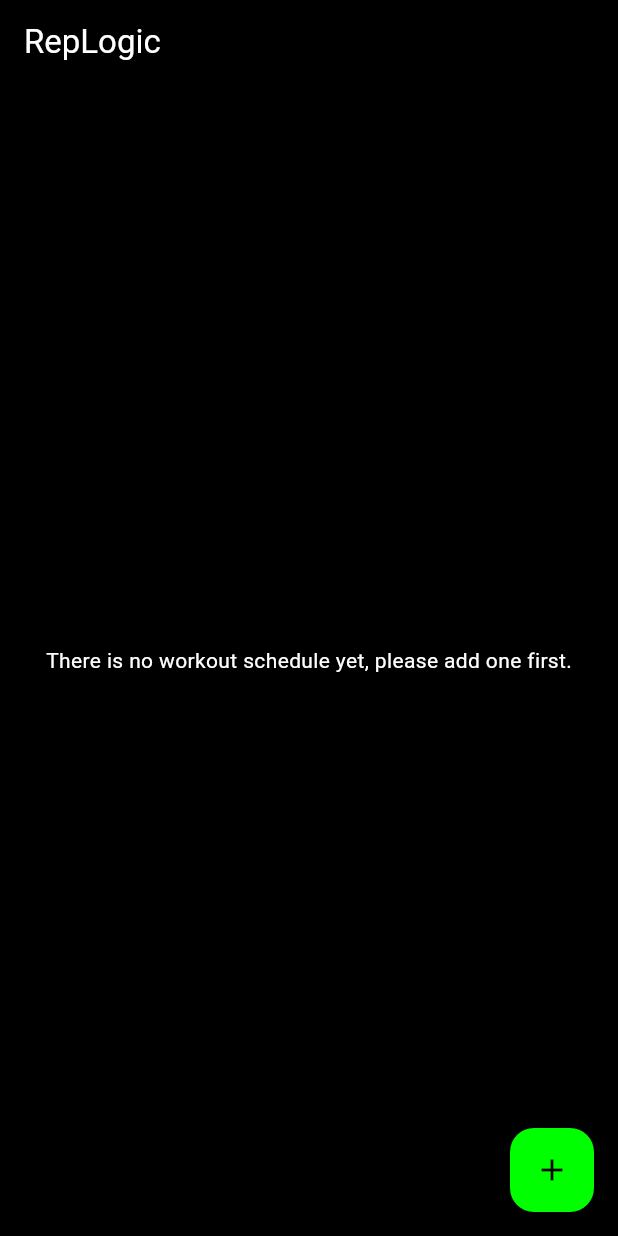
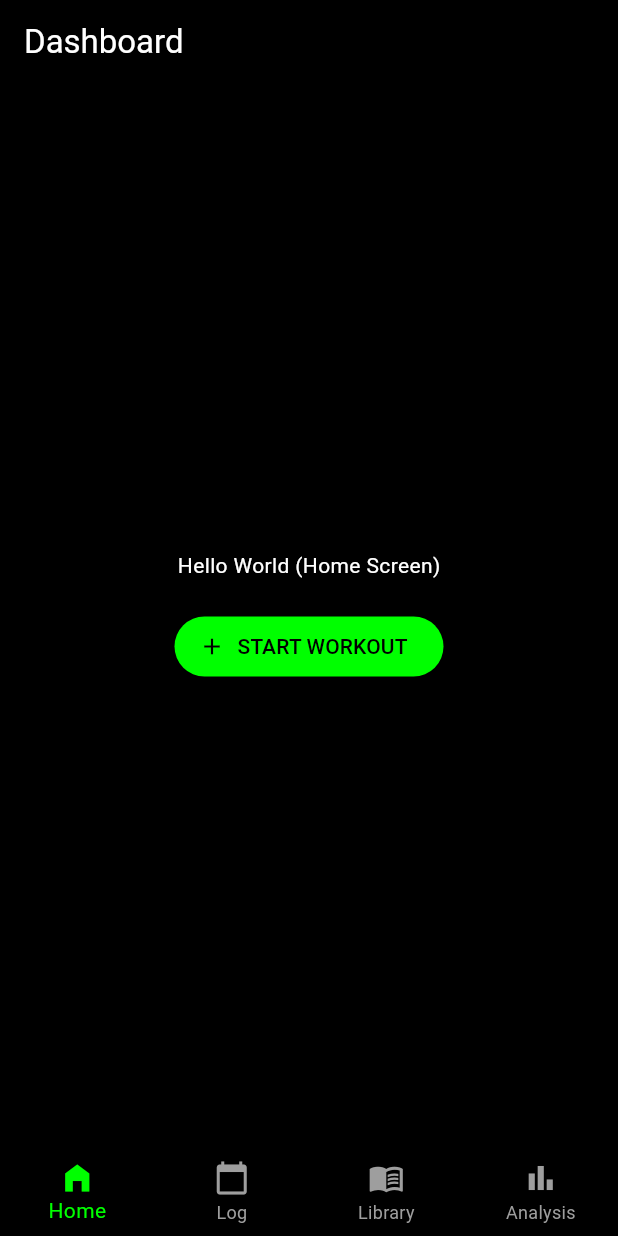
Before and after one commit to irgiadit7/flutter-RepLogic--GymTrack-, a Flutter app: the screen it shows after launch, on a phone screen of 412 x 824 dp. Run offline on Flutter 3.47's test engine with Material 3 defaults, Android fonts, the phone set to English and light mode, and no system bars; our stand-ins replace drift, flutter_riverpod; accounts and stored records are empty; generated files the repository leaves out were written again.

Commit message:
BUCKET 0.3.0

```diff
--- /dev/null
+++ b/lib/features/analysis/analysis_screen.dart
@@ -0,0 +1,15 @@
+import 'package:flutter/material.dart';
+
+class AnalysisScreen extends StatelessWidget {
+  const AnalysisScreen({super.key});
+
+  @override
+  Widget build(BuildContext context) {
+    return Scaffold(
+      appBar: AppBar(title: const Text("Analysis")),
+      body: const Center(
+        child: Text("Hello World (Analysis Screen)", style: TextStyle(color: Colors.white)),
+      ),
+    );
+  }
+}
--- a/lib/features/home/home_screen.dart
+++ b/lib/features/home/home_screen.dart
@@ -1,61 +1,20 @@
 import 'package:flutter/material.dart';
-import 'package:flutter_riverpod/flutter_riverpod.dart';
 import 'package:rep_logic/features/home/widgets/add_session_sheet.dart';
-import 'package:rep_logic/features/session_detail/session_detail_screen.dart';
-import '../../data/providers.dart';
-import '../../data/local/database.dart';
 
-class HomeScreen extends ConsumerWidget {
+class HomeScreen extends StatelessWidget {
   const HomeScreen({super.key});
 
   @override
-  Widget build(BuildContext context, WidgetRef ref) {
-    final repository = ref.watch(workoutRepositoryProvider);
-
+  Widget build(BuildContext context) {
     return Scaffold(
-      appBar: AppBar(title: const Text("RepLogic")),
-      body: StreamBuilder<List<WorkoutSession>>(
-        stream: repository.watchAllSessions(),
-        builder: (context, snapshot) {
-          final sessions = snapshot.data ?? [];
-
-          if (sessions.isEmpty) {
-            return const Center(
-              child: Text(
-                "There is no workout schedule yet, please add one first.",
-              ),
-            );
-          }
-
-          return ListView.builder(
-            itemCount: sessions.length,
-            itemBuilder: (context, index) {
-              final session = sessions[index];
-
-              return ListTile(
-                title: Text(session.name),
-                subtitle: Text(session.date.toString()),
-                leading: const Icon(Icons.fitness_center),
-                onTap: () {
-                  Navigator.push(
-                    context,
-                    MaterialPageRoute(
-                      builder: (context) => SessionDetailScreen(
-                        session: session,
-                      ),
-                    ),
-                  );
-                },
-                onLongPress: () {
-                  repository.deleteSession(session.id);
-                },
-              );
-            },
-          );
-        },
-      ),
-
-      floatingActionButton: FloatingActionButton(
+      appBar: AppBar(title: const Text("Dashboard")),
+      body: Center(
+        child: Column(
+          mainAxisAlignment: MainAxisAlignment.center,
+          children: [
+            const Text("Hello World (Home Screen)", style: TextStyle(color: Colors.white)),
+            const SizedBox(height: 20),
+            ElevatedButton.icon(
               onPressed: () {
                  showModalBottomSheet(
                   context: context,
@@ -63,8 +22,15 @@ class HomeScreen extends ConsumerWidget {
                   builder: (context) => const AddSessionSheet(),
                 );
               },
-
-        child: const Icon(Icons.add),
+              icon: const Icon(Icons.add),
+              label: const Text("START WORKOUT"),
+              style: ElevatedButton.styleFrom(
+                backgroundColor: const Color(0xFF00FF00),
+                foregroundColor: Colors.black,
+              ),
+            )
+          ],
+        ),
       ),
     );
   }
--- /dev/null
+++ b/lib/features/library/library_screen.dart
@@ -0,0 +1,15 @@
+import 'package:flutter/material.dart';
+
+class LibraryScreen extends StatelessWidget {
+  const LibraryScreen({super.key});
+
+  @override
+  Widget build(BuildContext context) {
+    return Scaffold(
+      appBar: AppBar(title: const Text("Exercise Library")),
+      body: const Center(
+        child: Text("Hello World (Library Screen)", style: TextStyle(color: Colors.white)),
+      ),
+    );
+  }
+}
--- /dev/null
+++ b/lib/features/main_scaffold.dart
@@ -0,0 +1,58 @@
+import 'package:flutter/material.dart';
+import 'package:rep_logic/features/home/home_screen.dart';
+import 'package:rep_logic/features/calendar/calendar_screen.dart';
+import 'package:rep_logic/features/library/library_screen.dart';
+import 'package:rep_logic/features/analysis/analysis_screen.dart';
+
+class MainScaffold extends StatefulWidget {
+  const MainScaffold({super.key});
+
+  @override
+  State<MainScaffold> createState() => _MainScaffoldState();
+}
+
+class _MainScaffoldState extends State<MainScaffold> {
+  int _currentIndex = 0;
+
+  final List<Widget> _screens = [
+    const HomeScreen(),
+    const CalendarScreen(),
+    const LibraryScreen(),
+    const AnalysisScreen(),
+  ];
+
+  @override
+  Widget build(BuildContext context) {
+    return Scaffold(
+      body: IndexedStack(index: _currentIndex, children: _screens),
+      bottomNavigationBar: BottomNavigationBar(
+        currentIndex: _currentIndex,
+        onTap: (index) {
+          setState(() {
+            _currentIndex = index;
+          });
+        },
+        type: BottomNavigationBarType.fixed,
+        backgroundColor: Colors.black,
+        selectedItemColor: const Color(0xFF00FF00),
+        unselectedItemColor: Colors.grey,
+        showUnselectedLabels: true,
+        items: const [
+          BottomNavigationBarItem(icon: Icon(Icons.home_filled), label: 'Home'),
+          BottomNavigationBarItem(
+            icon: Icon(Icons.calendar_today),
+            label: 'Log',
+          ),
+          BottomNavigationBarItem(
+            icon: Icon(Icons.menu_book),
+            label: 'Library',
+          ),
+          BottomNavigationBarItem(
+            icon: Icon(Icons.bar_chart),
+            label: 'Analysis',
+          ),
+        ],
+      ),
+    );
+  }
+}
--- a/lib/features/session_detail/session_detail_screen.dart
+++ b/lib/features/session_detail/session_detail_screen.dart
@@ -23,7 +23,6 @@ class SessionDetailScreen extends ConsumerWidget {
     final setsAsync = ref.watch(sessionSetsProvider(session.id));
 
     return Scaffold(
-      backgroundColor: Colors.grey[100],
       appBar: AppBar(
         title: Column(
           crossAxisAlignment: CrossAxisAlignment.start,
@@ -297,6 +296,7 @@ class SessionDetailScreen extends ConsumerWidget {
       ),
       builder: (context) => ExerciseSelectorSheet(
         onSelected: (exercise) async {
+          try {
             final lastSet = await ref
                 .read(workoutRepositoryProvider)
                 .getLastSetForExercise(exercise.id);
@@ -312,6 +312,9 @@ class SessionDetailScreen extends ConsumerWidget {
                   rpe: 0,
                   setType: 0,
                 );
+          } catch (e) {
+            debugPrint("ERROR ADD SET: $e");
+          }
         },
       ),
     );
--- a/lib/main.dart
+++ b/lib/main.dart
@@ -1,6 +1,6 @@
 import 'package:flutter/material.dart';
 import 'package:flutter_riverpod/flutter_riverpod.dart';
-import 'package:rep_logic/features/home/home_screen.dart';
+import 'package:rep_logic/features/main_scaffold.dart';
 import 'data/providers.dart';
 
 void main() {
@@ -47,7 +47,7 @@ class _RepLogicAppState extends ConsumerState<RepLogicApp> {
         ),
       ),
 
-      home: const HomeScreen(),
+      home: const MainScaffold(),
     );
   }
 }
```
Also changed, not shown: lib/data/local/database.dart (+9 -2 lines), lib/data/repositories/workout_repository.dart (+31 -20 lines), lib/features/calendar/calendar_screen.dart (added, +54 -0 lines), lib/data/local/database.g.dart. Lines whose indentation alone changed are shown as unchanged.
